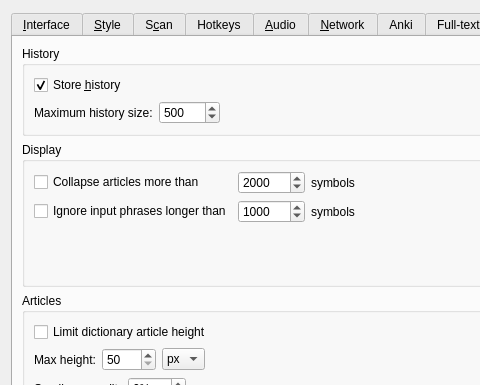
This is src/ui/preferences.ui in wuyun-1921/goldendict-ng as Qt 5 draws it before an edit; both pictures show x 0 to 480 and y 0 to 385 of the 788 by 739 pixel window. The edited form follows.
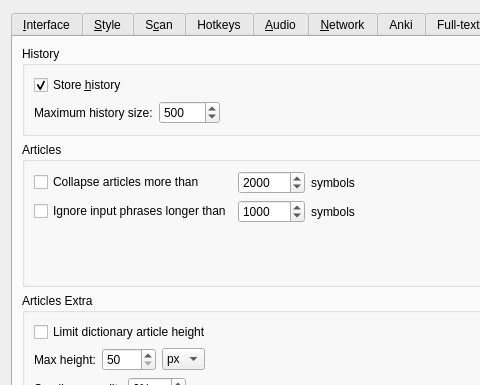
This is the edited form. The open tabs and pages were chosen to show the change. Icons and pictures are not drawn.

Commit message: chore: remove test files, conditional website-panel, scroll tooltip

The edit to the form file:
```diff
--- a/src/ui/preferences.ui
+++ b/src/ui/preferences.ui
@@ -1740,7 +1740,7 @@
        <item>
         <widget class="QGroupBox" name="groupBox_6">
          <property name="title">
-          <string>Display</string>
+          <string>Articles</string>
          </property>
          <layout class="QGridLayout" name="gridLayout_3">
           <item row="2" column="4">
@@ -1882,7 +1882,7 @@
        <item>
         <widget class="QGroupBox" name="dictPanelGroup">
          <property name="title">
-          <string>Articles</string>
+          <string>Articles Extra</string>
          </property>
          <layout class="QFormLayout" name="formLayout_dictPanel">
           <item row="0" column="0">
```
